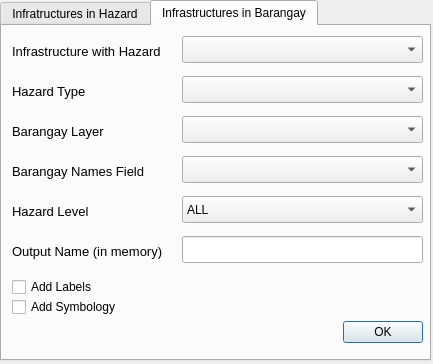
Above: mhcvam_infrastructures_dialog.ui from benhur07b/mhcvam before the change. Below: the same form after it.
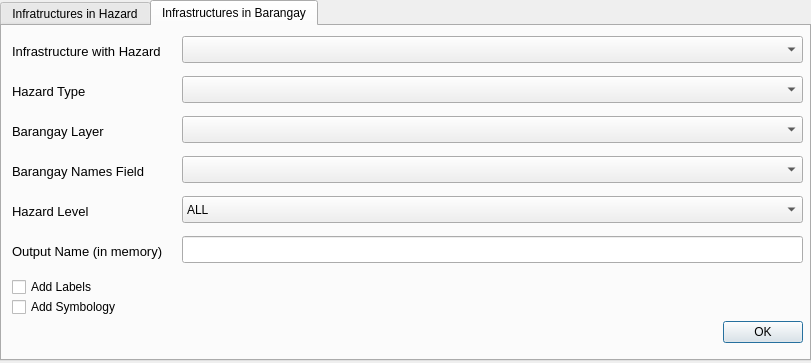
That is the form after the change. The open tabs and pages were chosen to show the change. Custom widgets are drawn as their Qt base class.

Diff of the .ui file:
```diff
--- a/mhcvam_infrastructures_dialog.ui
+++ b/mhcvam_infrastructures_dialog.ui
@@ -6,22 +6,10 @@
    <rect>
     <x>0</x>
     <y>0</y>
-    <width>433</width>
-    <height>364</height>
+    <width>811</width>
+    <height>363</height>
    </rect>
   </property>
-  <property name="minimumSize">
-   <size>
-    <width>433</width>
-    <height>364</height>
-   </size>
-  </property>
-  <property name="maximumSize">
-   <size>
-    <width>433</width>
-    <height>364</height>
-   </size>
-  </property>
   <property name="windowTitle">
    <string>MHCVAMS for LGU</string>
   </property>
@@ -30,10 +18,22 @@
     <rect>
      <x>0</x>
      <y>0</y>
-     <width>431</width>
+     <width>811</width>
      <height>361</height>
     </rect>
    </property>
+   <property name="minimumSize">
+    <size>
+     <width>811</width>
+     <height>361</height>
+    </size>
+   </property>
+   <property name="maximumSize">
+    <size>
+     <width>811</width>
+     <height>361</height>
+    </size>
+   </property>
    <property name="currentIndex">
     <number>0</number>
    </property>
@@ -309,7 +309,7 @@
       <rect>
        <x>10</x>
        <y>290</y>
-       <width>411</width>
+       <width>791</width>
        <height>32</height>
       </rect>
      </property>
@@ -328,7 +328,7 @@
       <rect>
        <x>180</x>
        <y>10</y>
-       <width>241</width>
+       <width>621</width>
        <height>27</height>
       </rect>
      </property>
@@ -431,7 +431,7 @@
       <rect>
        <x>180</x>
        <y>90</y>
-       <width>241</width>
+       <width>621</width>
        <height>27</height>
       </rect>
      </property>
@@ -474,7 +474,7 @@
       <rect>
        <x>180</x>
        <y>210</y>
-       <width>241</width>
+       <width>621</width>
        <height>27</height>
       </rect>
      </property>
@@ -544,7 +544,7 @@
       <rect>
        <x>180</x>
        <y>170</y>
-       <width>241</width>
+       <width>621</width>
        <height>27</height>
       </rect>
      </property>
@@ -574,7 +574,7 @@
       <rect>
        <x>180</x>
        <y>50</y>
-       <width>241</width>
+       <width>621</width>
        <height>27</height>
       </rect>
      </property>
@@ -584,7 +584,7 @@
       <rect>
        <x>180</x>
        <y>130</y>
-       <width>241</width>
+       <width>621</width>
        <height>27</height>
       </rect>
      </property>
```
Left out of the diff: 12 changed lines with no effect on the pictures.
